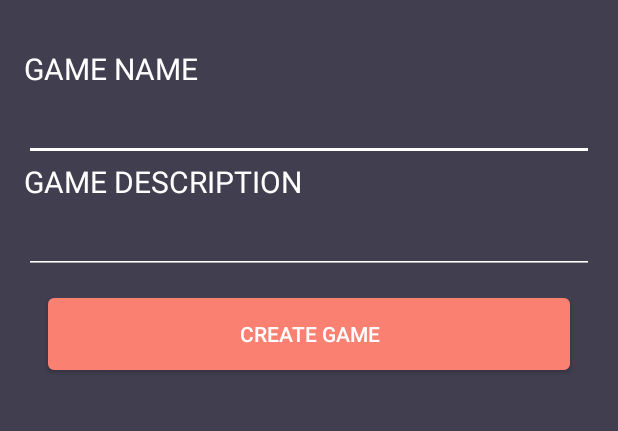
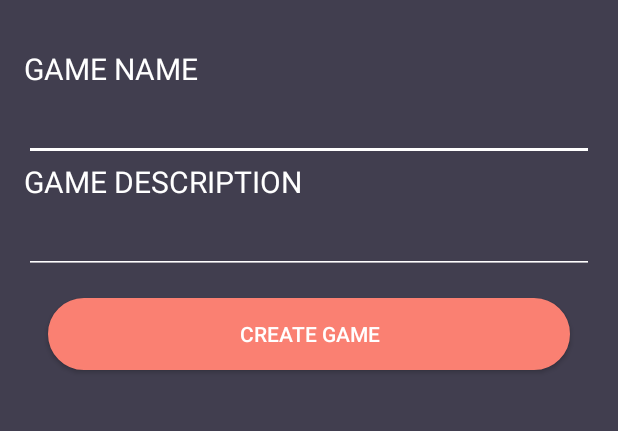
Before and after one commit to Remon128/EduGaming, an Android app: the CreateGameActivity screen opened directly, with no data from a screen before it, on a phone screen of 412 x 824 dp, the part 444-875 px from its top. Run offline under Robolectric (Android 15) with nearby library versions, the phone set to English and light mode, and no system bars; our stand-ins replace CircleImageView.

Commit message:
final version of teach me after apk

```diff
--- a/app/src/main/java/example/com/teachme/Comment/CommentActivity.java
+++ b/app/src/main/java/example/com/teachme/Comment/CommentActivity.java
@@ -83,7 +83,7 @@ public class CommentActivity extends AppCompatActivity {
 
     public void refreashList()
     {
-        CommentFragment commentFragment = new CommentFragment(getBaseContext());
+        CommentFragment commentFragment = new CommentFragment();
 
         getSupportFragmentManager().
                 beginTransaction().
--- a/app/src/main/res/drawable/mybutton.xml
+++ b/app/src/main/res/drawable/mybutton.xml
@@ -2,21 +2,21 @@
 <selector xmlns:android="http://schemas.android.com/apk/res/android">
     <item android:state_pressed="true">
         <shape android:shape="rectangle">
-            <corners android:radius="3dip" />
-            <stroke android:width="1dip" android:color="@color/colorBackground" />
-            <gradient android:angle="-90" android:endColor="@color/colorPrimary" android:startColor="@color/colorPrimary" />
+            <corners android:radius="30dp" />
+            <stroke android:width="1dip" android:color="#2F7A24" />
+            <gradient android:angle="-90" android:endColor="#FFFFFF" android:startColor="#FFFFFF" />
         </shape>
     </item>
     <item android:state_focused="true">
         <shape android:shape="rectangle">
-            <corners android:radius="3dip" />
-            <stroke android:width="1dip" android:color="@color/colorPrimary" />
-            <solid android:color="@color/colorPrimary" />
+            <corners android:radius="30dp" />
+            <stroke android:width="1dip" android:color="#2F7A24" />
+            <solid android:color="#2F7A24" />
         </shape>
     </item>
     <item>
         <shape android:shape="rectangle">
-            <corners android:radius="3dip" />
+            <corners android:radius="30dp" />
             <stroke android:width="1dip" android:color="@color/colorPrimary" />
             <gradient android:angle="-90" android:endColor="@color/colorPrimary" android:startColor="@color/colorPrimary" />
         </shape>
--- a/app/src/main/res/layout/activity_create_course.xml
+++ b/app/src/main/res/layout/activity_create_course.xml
@@ -72,6 +72,7 @@
             android:layout_width="match_parent"
             android:layout_height="wrap_content"
             android:background="@drawable/mybutton"
+            android:textColor="@drawable/colortext"
             android:onClick="createCourse"
             android:text="CREATE COURSE" />
     </LinearLayout>
--- a/app/src/main/res/layout/activity_create_game.xml
+++ b/app/src/main/res/layout/activity_create_game.xml
@@ -80,11 +80,7 @@
             android:layout_margin="@dimen/activity_vertical_margin"
             android:background="@drawable/mybutton"
             android:onClick="createGame"
-            android:bottomRightRadius="10dp"
-            android:bottomLeftRadius="10dp"
-            android:topLeftRadius="10dp"
-            android:topRightRadius="10dp"
-            android:shadowRadius="10"
+            android:textColor="@drawable/colortext"
             android:text="CREATE GAME" />
 
     </LinearLayout>
--- a/app/src/main/res/layout/activity_game.xml
+++ b/app/src/main/res/layout/activity_game.xml
@@ -14,7 +14,7 @@
         android:layout_height="wrap_content"
         android:layout_margin="@dimen/activity_horizontal_margin"
         android:onClick="createGamebtn"
-        android:textColor="@android:color/white"
+        android:textColor="@drawable/colortext"
         android:background="@drawable/mybutton"
         android:visibility="gone"
         android:text="CREATE GAME" />
--- a/app/src/main/res/layout/activity_main.xml
+++ b/app/src/main/res/layout/activity_main.xml
@@ -84,10 +84,10 @@
             android:layout_width="match_parent"
             android:layout_height="50sp"
             android:layout_margin="@dimen/activity_horizontal_margin"
+            android:background="@drawable/cbutton"
             android:onClick="login"
-            android:textColor="@drawable/colortext"
-            android:background="@drawable/cbutton"
-            android:text="@string/text_login" />
+            android:text="@string/text_login"
+            android:textColor="@drawable/colortext" />
 
         <LinearLayout
             android:layout_width="match_parent"
--- a/app/src/main/res/layout/activity_signup.xml
+++ b/app/src/main/res/layout/activity_signup.xml
@@ -11,11 +11,11 @@
     <!-- TODO: Update blank fragment layout -->
 
     <de.hdodenhof.circleimageview.CircleImageView
-        android:layout_marginTop="@dimen/activity_vertical_margin"
         android:id="@+id/circleImageView"
         android:layout_width="150dp"
         android:layout_height="150dp"
         android:layout_gravity="center"
+        android:layout_marginTop="@dimen/activity_vertical_margin"
         android:src="@drawable/logo"
         app:civ_border_color="#FA8072"
         app:civ_border_width="2dp" />
@@ -103,7 +103,7 @@
             android:background="@drawable/cbutton"
             android:onClick="signup"
             android:text="Sign Up"
-            android:textColor="@android:color/white" />
+            android:textColor="@drawable/colortext" />
 
         <Button
             android:id="@+id/login"
@@ -112,6 +112,6 @@
             android:background="@drawable/cbutton"
             android:onClick="signin"
             android:text="Already user"
-            android:textColor="@android:color/white" />
+            android:textColor="@drawable/colortext" />
     </LinearLayout>
 </LinearLayout>
--- a/app/src/main/res/layout/activity_student.xml
+++ b/app/src/main/res/layout/activity_student.xml
@@ -32,7 +32,7 @@
             android:background="@drawable/mybutton"
             android:onClick="Enroll"
             android:text="Enrolled"
-            android:textColor="@android:color/white"
+            android:textColor="@drawable/colortext"
             app:srcCompat="@drawable/logout" />
 
         <Button
@@ -42,7 +42,7 @@
             android:background="@drawable/mybutton"
             android:onClick="listCourses"
             android:text="All Courses"
-            android:textColor="@android:color/white"
+            android:textColor="@drawable/colortext"
             app:srcCompat="@drawable/logout" />
 
         <Button
@@ -52,7 +52,7 @@
             android:background="@drawable/mybutton"
             android:onClick="logout"
             android:text="Logout"
-            android:textColor="@android:color/white"
+            android:textColor="@drawable/colortext"
             app:srcCompat="@drawable/logout" />
 
     </LinearLayout>
--- a/app/src/main/res/layout/activity_teacher.xml
+++ b/app/src/main/res/layout/activity_teacher.xml
@@ -19,12 +19,12 @@
         <Button
             android:id="@+id/createCourse"
             android:layout_width="0dp"
+            android:layout_height="wrap_content"
             android:layout_weight="0.5"
-            android:layout_height="wrap_content"
             android:background="@drawable/mybutton"
             android:onClick="createCourse"
             android:text="CREATE COURSE"
-            android:textColor="@android:color/white"
+            android:textColor="@drawable/colortext"
             app:srcCompat="@drawable/logout" />
 
         <Button
@@ -33,7 +33,7 @@
             android:layout_weight="0.5"
             android:layout_height="wrap_content"
             android:onClick="logout"
-            android:textColor="@android:color/white"
+            android:textColor="@drawable/colortext"
             android:background="@drawable/mybutton"
             android:text="Logout"
             app:srcCompat="@drawable/logout" />
--- a/app/src/main/res/layout/fragment_create_question.xml
+++ b/app/src/main/res/layout/fragment_create_question.xml
@@ -80,7 +80,7 @@
                 android:layout_marginLeft="@dimen/activity_horizontal_margin"
                 android:background="@drawable/mybutton"
                 android:text="Create Question"
-                android:textColor="@android:color/white" />
+                android:textColor="@drawable/colortext" />
 
         </LinearLayout>
 
@@ -227,7 +227,7 @@
                 android:layout_height="wrap_content"
                 android:background="@drawable/mybutton"
                 android:text="Create Question"
-                android:textColor="@android:color/white" />
+                android:textColor="@drawable/colortext" />
 
         </LinearLayout>
     </LinearLayout>
@@ -289,7 +289,7 @@
                 android:layout_marginLeft="@dimen/activity_horizontal_margin"
                 android:background="@drawable/mybutton"
                 android:text="Create Question"
-                android:textColor="@android:color/white" />
+                android:textColor="@drawable/colortext" />
         </LinearLayout>
 
     </LinearLayout>
--- a/app/src/main/res/layout/fragment_question.xml
+++ b/app/src/main/res/layout/fragment_question.xml
@@ -72,7 +72,7 @@
             android:layout_gravity="right"
             android:background="@drawable/mybutton"
             android:text="Talk"
-            android:textColor="@color/colorText"
+            android:textColor="@drawable/colortext"
             android:visibility="gone" />
 
     </LinearLayout>
```
Also changed, not shown: app/build.gradle (+7 -1 lines), app/src/main/java/example/com/teachme/Comment/CommentFragment.java (+8 -3 lines), app/src/main/java/example/com/teachme/Score/ScoreActivity.java (+13 -2 lines), app/src/main/res/layout/activity_question.xml (+6 -3 lines), app/src/main/res/layout/activity_score.xml (+25 -15 lines), app/src/main/res/layout/fragment_game.xml (+3 -4 lines), build.gradle (line endings or trailing spaces), 1 other file.
